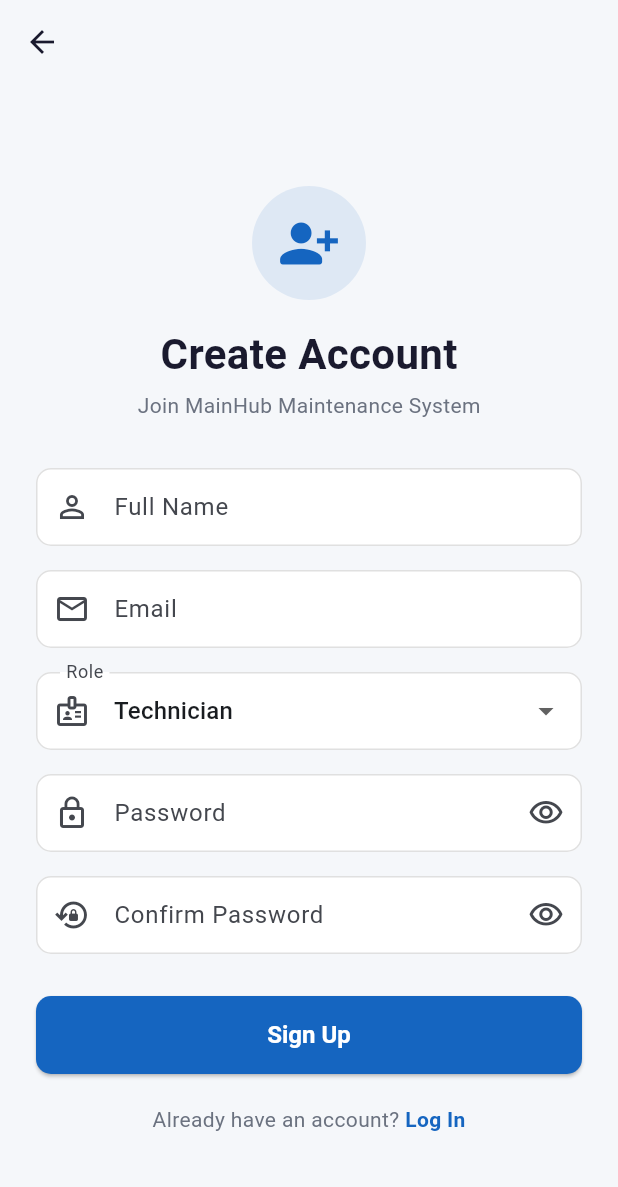
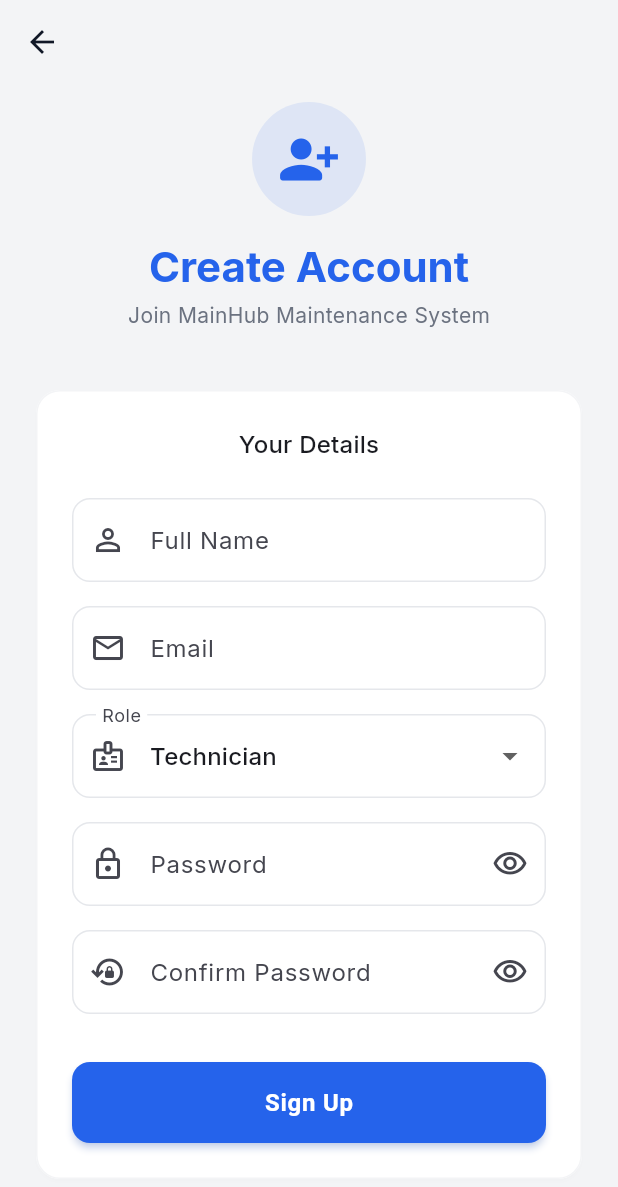
Before and after one commit to Omega-127/MaintHub, a Flutter app: the screen it shows after launch, after a tap on "Sign Up", on a phone screen of 412 x 824 dp. Shown: the top 1187 px of the screen. Run offline on Flutter 3.47's test engine with Material 3 defaults, Android fonts, the phone set to English and light mode, and no system bars; our stand-ins replace dio, flutter_secure_storage, google_fonts; accounts and stored records are empty.

Commit message:
feat: update app configuration and enhance UI with modernized theme and typography

```diff
--- a/mainthub-app/lib/config/app_config.dart
+++ b/mainthub-app/lib/config/app_config.dart
@@ -10,7 +10,7 @@
     if (kIsWeb) {
       return 'http://localhost:5000/api';
     }
-    return 'http://192.168.1.5:5000/api';
+    return 'http://192.168.1.2:5000/api';
   }
 
   static const String appName = 'MainHub';
--- a/mainthub-app/lib/config/theme.dart
+++ b/mainthub-app/lib/config/theme.dart
@@ -1,18 +1,20 @@
 import 'package:flutter/material.dart';
+import 'package:google_fonts/google_fonts.dart';
 
 class AppTheme {
-  // Brand colors
-  static const Color primary    = Color(0xFF1565C0); // deep blue
-  static const Color secondary  = Color(0xFF42A5F5); // light blue
-  static const Color success    = Color(0xFF2E7D32); // green
-  static const Color warning    = Color(0xFFE65100); // orange
-  static const Color danger     = Color(0xFFC62828); // red
-  static const Color background = Color(0xFFF5F7FA);
-  static const Color surface    = Color(0xFFFFFFFF);
-  static const Color textDark   = Color(0xFF1A1A2E);
-  static const Color textLight  = Color(0xFF6B7280);
+  // Modernized Brand colors
+  static const Color primary    = Color(0xFF2563EB); // modern vibrant blue
+  static const Color secondary  = Color(0xFF3B82F6); // lighter blue
+  static const Color success    = Color(0xFF10B981); // emerald green
+  static const Color warning    = Color(0xFFF59E0B); // amber
+  static const Color danger     = Color(0xFFEF4444); // red
+  static const Color background = Color(0xFFF3F4F6); // soft gray background
+  static const Color surface    = Color(0xFFFFFFFF); // pure white cards
+  static const Color textDark   = Color(0xFF111827); // near black
+  static const Color textLight  = Color(0xFF6B7280); // gray
 
-  static ThemeData get theme => ThemeData(
+  static ThemeData get theme {
+    final baseTheme = ThemeData(
       useMaterial3: true,
       colorScheme: ColorScheme.fromSeed(
         seedColor: primary,
@@ -26,37 +28,55 @@
         foregroundColor: Colors.white,
         elevation: 0,
         centerTitle: true,
+        surfaceTintColor: Colors.transparent, // Prevents Material 3 tinting
       ),
       elevatedButtonTheme: ElevatedButtonThemeData(
         style: ElevatedButton.styleFrom(
           backgroundColor: primary,
           foregroundColor: Colors.white,
-        minimumSize: const Size(double.infinity, 52),
-        shape: RoundedRectangleBorder(borderRadius: BorderRadius.circular(10)),
-        textStyle: const TextStyle(fontSize: 16, fontWeight: FontWeight.w600),
+          minimumSize: const Size(double.infinity, 54),
+          elevation: 2,
+          shadowColor: primary.withOpacity(0.4),
+          shape: RoundedRectangleBorder(borderRadius: BorderRadius.circular(12)),
+          textStyle: const TextStyle(fontSize: 16, fontWeight: FontWeight.w600, letterSpacing: 0.5),
         ),
       ),
       inputDecorationTheme: InputDecorationTheme(
         filled: true,
         fillColor: Colors.white,
         border: OutlineInputBorder(
-        borderRadius: BorderRadius.circular(10),
-        borderSide: const BorderSide(color: Color(0xFFE0E0E0)),
+          borderRadius: BorderRadius.circular(12),
+          borderSide: const BorderSide(color: Color(0xFFE5E7EB)),
         ),
         enabledBorder: OutlineInputBorder(
-        borderRadius: BorderRadius.circular(10),
-        borderSide: const BorderSide(color: Color(0xFFE0E0E0)),
+          borderRadius: BorderRadius.circular(12),
+          borderSide: const BorderSide(color: Color(0xFFE5E7EB)),
         ),
         focusedBorder: OutlineInputBorder(
-        borderRadius: BorderRadius.circular(10),
+          borderRadius: BorderRadius.circular(12),
           borderSide: const BorderSide(color: primary, width: 2),
         ),
-      contentPadding: const EdgeInsets.symmetric(horizontal: 16, vertical: 14),
+        contentPadding: const EdgeInsets.symmetric(horizontal: 16, vertical: 16),
+        hintStyle: const TextStyle(color: textLight),
       ),
       cardTheme: CardThemeData(
-      elevation: 2,
-      shape: RoundedRectangleBorder(borderRadius: BorderRadius.circular(12)),
+        elevation: 1,
+        shadowColor: Colors.black.withOpacity(0.05),
+        shape: RoundedRectangleBorder(
+          borderRadius: BorderRadius.circular(16),
+          side: const BorderSide(color: Color(0xFFF3F4F6), width: 1),
+        ),
         color: surface,
+        margin: const EdgeInsets.symmetric(vertical: 8, horizontal: 0),
+      ),
+    );
+
+    return baseTheme.copyWith(
+      textTheme: GoogleFonts.interTextTheme(baseTheme.textTheme).copyWith(
+        titleLarge: GoogleFonts.inter(color: textDark, fontWeight: FontWeight.bold),
+        bodyLarge: GoogleFonts.inter(color: textDark),
+        bodyMedium: GoogleFonts.inter(color: textDark),
       ),
     );
   }
+}
--- a/mainthub-app/lib/screens/machines/login_screen.dart
+++ b/mainthub-app/lib/screens/machines/login_screen.dart
@@ -51,48 +51,64 @@
   @override
   Widget build(BuildContext context) {
     final auth = context.watch<AuthProvider>();
+    final textTheme = Theme.of(context).textTheme;
 
     return Scaffold(
       backgroundColor: AppTheme.background,
       body: SafeArea(
         child: Center(
           child: SingleChildScrollView(
-            padding: const EdgeInsets.all(24),
-            child: Form(
-              key: _formKey,
+            padding: const EdgeInsets.symmetric(horizontal: 24, vertical: 32),
             child: Column(
               crossAxisAlignment: CrossAxisAlignment.center,
               children: [
                 // Logo Container
                 Container(
-                    width: 80,
-                    height: 80,
+                  width: 88,
+                  height: 88,
                   decoration: BoxDecoration(
                     color: AppTheme.primary.withOpacity(0.1),
                     shape: BoxShape.circle,
                   ),
                   child: const Icon(
-                      Icons.build_circle,
-                      size: 52,
+                    Icons.build_circle_rounded,
+                    size: 48,
                     color: AppTheme.primary,
                   ),
                 ),
-                  const SizedBox(height: 16),
-                  const Text(
+                const SizedBox(height: 24),
+                Text(
                   'MainHub',
-                    style: TextStyle(
-                      fontSize: 32,
+                  style: textTheme.headlineLarge?.copyWith(
                     fontWeight: FontWeight.bold,
-                      color: AppTheme.textDark,
+                    color: AppTheme.primary,
                   ),
                 ),
-                  const SizedBox(height: 4),
-                  const Text(
+                const SizedBox(height: 8),
+                Text(
                   'Maintenance Management System',
-                    style: TextStyle(color: AppTheme.textLight, fontSize: 14),
+                  style: textTheme.bodyLarge?.copyWith(
+                    color: AppTheme.textLight,
                   ),
-                  const SizedBox(height: 40),
+                  textAlign: TextAlign.center,
+                ),
+                const SizedBox(height: 48),
 
+                // Form Card
+                Card(
+                  child: Padding(
+                    padding: const EdgeInsets.all(24.0),
+                    child: Form(
+                      key: _formKey,
+                      child: Column(
+                        crossAxisAlignment: CrossAxisAlignment.stretch,
+                        children: [
+                          Text(
+                            'Welcome Back',
+                            style: textTheme.titleLarge,
+                            textAlign: TextAlign.center,
+                          ),
+                          const SizedBox(height: 24),
                           // Email
                           TextFormField(
                             controller:   _emailCtrl,
@@ -105,7 +121,6 @@
                                 v == null || !v.contains('@') ? 'Enter a valid email' : null,
                           ),
                           const SizedBox(height: 16),
-
                           // Password
                           TextFormField(
                             controller:    _passwordCtrl,
@@ -123,33 +138,36 @@
                             validator: (v) =>
                                 v == null || v.length < 6 ? 'Password too short' : null,
                           ),
-                  const SizedBox(height: 28),
-
+                          const SizedBox(height: 32),
                           // Login button
                           auth.isLoading
-                      ? const CircularProgressIndicator()
+                              ? const Center(child: CircularProgressIndicator())
                               : ElevatedButton(
                                   onPressed: _login,
                                   child: const Text('Login'),
                                 ),
-                  const SizedBox(height: 20),
-
+                        ],
+                      ),
+                    ),
+                  ),
+                ),
+                const SizedBox(height: 32),
                 // Sign Up Option
                 Row(
                   mainAxisAlignment: MainAxisAlignment.center,
                   children: [
-                      const Text(
+                    Text(
                       "Don't have an account? ",
-                        style: TextStyle(color: AppTheme.textLight),
+                      style: textTheme.bodyMedium?.copyWith(color: AppTheme.textLight),
                     ),
                     GestureDetector(
                       onTap: () => Navigator.push(
                         context,
                         MaterialPageRoute(builder: (_) => const SignUpScreen()),
                       ),
-                        child: const Text(
+                      child: Text(
                         'Sign Up',
-                          style: TextStyle(
+                        style: textTheme.bodyMedium?.copyWith(
                           color: AppTheme.primary,
                           fontWeight: FontWeight.bold,
                         ),
@@ -162,7 +180,6 @@
           ),
         ),
       ),
-      ),
     );
   }
 }
--- a/mainthub-app/lib/screens/machines/signup_screen.dart
+++ b/mainthub-app/lib/screens/machines/signup_screen.dart
@@ -62,6 +62,7 @@
   @override
   Widget build(BuildContext context) {
     final auth = context.watch<AuthProvider>();
+    final textTheme = Theme.of(context).textTheme;
 
     return Scaffold(
       backgroundColor: AppTheme.background,
@@ -77,8 +78,6 @@
         child: Center(
           child: SingleChildScrollView(
             padding: const EdgeInsets.symmetric(horizontal: 24, vertical: 12),
-            child: Form(
-              key: _formKey,
             child: Column(
               crossAxisAlignment: CrossAxisAlignment.center,
               children: [
@@ -97,21 +96,34 @@
                   ),
                 ),
                 const SizedBox(height: 16),
-                  const Text(
+                Text(
                   'Create Account',
-                    style: TextStyle(
-                      fontSize: 28,
+                  style: textTheme.headlineMedium?.copyWith(
                     fontWeight: FontWeight.bold,
-                      color: AppTheme.textDark,
+                    color: AppTheme.primary,
                   ),
                 ),
                 const SizedBox(height: 4),
-                  const Text(
+                Text(
                   'Join MainHub Maintenance System',
-                    style: TextStyle(color: AppTheme.textLight, fontSize: 14),
+                  style: textTheme.bodyMedium?.copyWith(color: AppTheme.textLight),
                 ),
                 const SizedBox(height: 32),
 
+                Card(
+                  child: Padding(
+                    padding: const EdgeInsets.all(24.0),
+                    child: Form(
+                      key: _formKey,
+                      child: Column(
+                        crossAxisAlignment: CrossAxisAlignment.stretch,
+                        children: [
+                          Text(
+                            'Your Details',
+                            style: textTheme.titleMedium,
+                            textAlign: TextAlign.center,
+                          ),
+                          const SizedBox(height: 24),
                           // Full Name
                           TextFormField(
                             controller: _nameCtrl,
@@ -124,7 +136,6 @@
                                 v == null || v.trim().isEmpty ? 'Enter your full name' : null,
                           ),
                           const SizedBox(height: 16),
-
                           // Email
                           TextFormField(
                             controller: _emailCtrl,
@@ -137,7 +148,6 @@
                                 v == null || !v.contains('@') ? 'Enter a valid email' : null,
                           ),
                           const SizedBox(height: 16),
-
                           // Role Dropdown
                           DropdownButtonFormField<String>(
                             initialValue: _selectedRole,
@@ -162,7 +172,6 @@
                             },
                           ),
                           const SizedBox(height: 16),
-
                           // Password
                           TextFormField(
                             controller: _passwordCtrl,
@@ -181,7 +190,6 @@
                                 v == null || v.length < 6 ? 'Password must be at least 6 characters' : null,
                           ),
                           const SizedBox(height: 16),
-
                           // Confirm Password
                           TextFormField(
                             controller: _confirmPassCtrl,
@@ -202,30 +210,33 @@
                               return null;
                             },
                           ),
-                  const SizedBox(height: 28),
-
+                          const SizedBox(height: 32),
                           // Sign Up Button
                           auth.isLoading
-                      ? const CircularProgressIndicator()
+                              ? const Center(child: CircularProgressIndicator())
                               : ElevatedButton(
                                   onPressed: _signUp,
                                   child: const Text('Sign Up'),
                                 ),
-                  const SizedBox(height: 20),
-
+                        ],
+                      ),
+                    ),
+                  ),
+                ),
+                const SizedBox(height: 32),
                 // Back to Login link
                 Row(
                   mainAxisAlignment: MainAxisAlignment.center,
                   children: [
-                      const Text(
+                    Text(
                       "Already have an account? ",
-                        style: TextStyle(color: AppTheme.textLight),
+                      style: textTheme.bodyMedium?.copyWith(color: AppTheme.textLight),
                     ),
                     GestureDetector(
                       onTap: () => Navigator.pop(context),
-                        child: const Text(
+                      child: Text(
                         'Log In',
-                          style: TextStyle(
+                        style: textTheme.bodyMedium?.copyWith(
                           color: AppTheme.primary,
                           fontWeight: FontWeight.bold,
                         ),
@@ -238,7 +249,6 @@
           ),
         ),
       ),
-      ),
     );
   }
 }
--- a/mainthub-app/pubspec.yaml
+++ b/mainthub-app/pubspec.yaml
@@ -14,6 +14,7 @@
   flutter_secure_storage: ^11.0.0
   provider: ^6.1.2
   intl: ^0.19.0
+  google_fonts: ^8.2.1
 
 dev_dependencies:
   flutter_test:
```
Also changed, not shown: mainthub-app/lib/screens/machines/dashboard_screen.dart (+37 -15 lines), mainthub-app/lib/screens/machines/machine_details_screen.dart (+40 -17 lines), mainthub-app/lib/screens/machines/machine_list_screen.dart (+25 -7 lines). Lines whose indentation alone changed are shown as unchanged.
